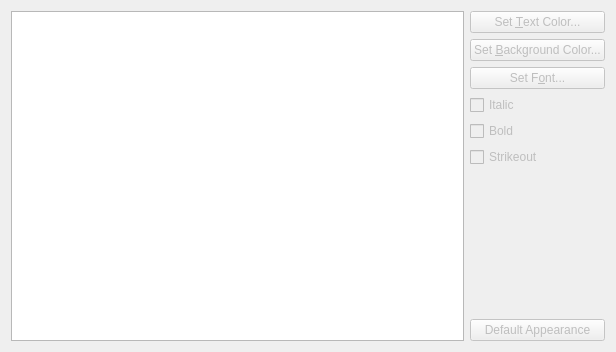
Before: the Qt Designer form conf/appearanceconfigwidget.ui in sensama/kleopatra, drawn with Qt 5.
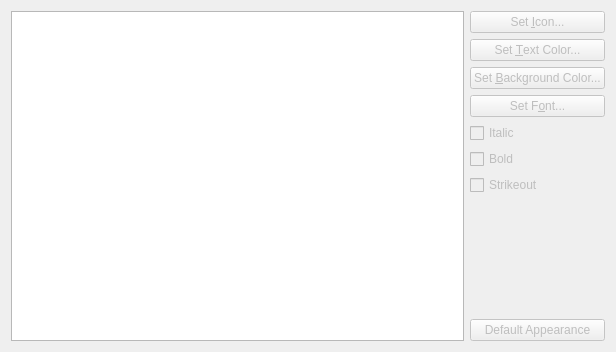
After: the same form once the commit is applied.

Commit message: Allow to edit icons

What changed in the file:
```diff
--- a/conf/appearanceconfigwidget.ui
+++ b/conf/appearanceconfigwidget.ui
@@ -33,6 +33,16 @@
       </item>
       <item>
         <layout class="QVBoxLayout" >
+          <item>
+            <widget class="QPushButton" name="iconButton" >
+              <property name="enabled" >
+                <bool>false</bool>
+              </property>
+              <property name="text" >
+                <string>Set &amp;Icon...</string>
+              </property>
+            </widget>
+          </item>
           <item>
             <widget class="QPushButton" name="foregroundButton" >
               <property name="enabled" >
```
The commit also changes 3 other files.
